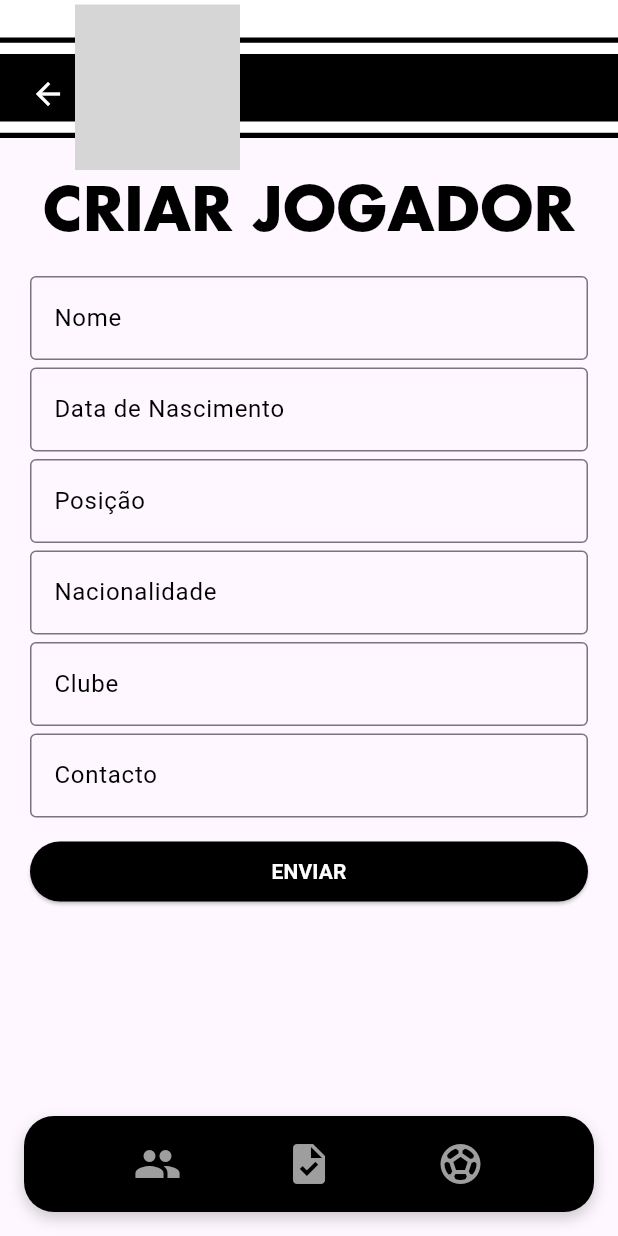
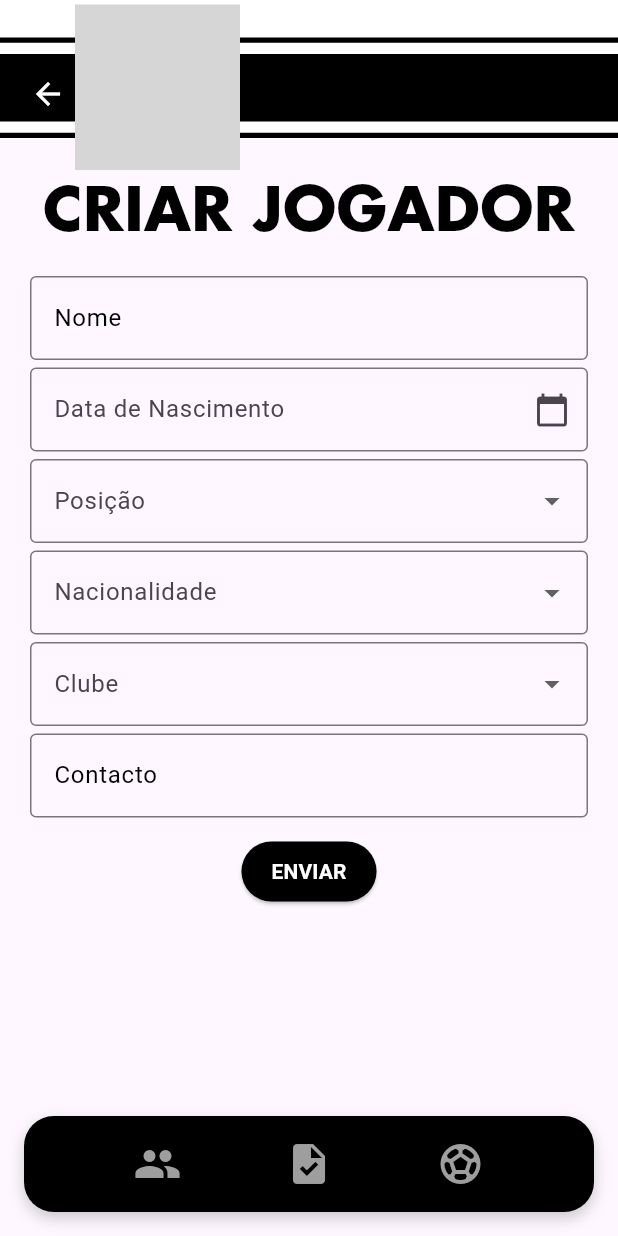
Before and after one commit to WeakyStar0/Grupo-10-Biriatos-App, a Flutter app: the CriarJogadorPage screen opened directly, on a phone screen of 412 x 824 dp. Run offline on Flutter 3.47's test engine with Material 3 defaults, Android fonts, the phone set to English and light mode, and no system bars; our stand-ins replace flutter_svg; grey boxes are pictures that could not be loaded.

Commit message:
mudanças

```diff
--- a/appviriatos/lib/criarjogador.dart
+++ b/appviriatos/lib/criarjogador.dart
@@ -1,6 +1,7 @@
 import 'package:flutter/material.dart';
+import 'package:intl/intl.dart'; // Importação do pacote intl para lidar com datas
 import 'navbutton.dart';
-import 'header.dart'; // NAO SE ESQUECAM DE IMPORTAR O HEADER EM TODO O LADO QUE TEM HEADER OKAY??? @Reueben@x1cuu
+import 'header.dart';
 
 void main() {
   runApp(const CriarJogador());
@@ -13,7 +14,7 @@ class CriarJogador extends StatelessWidget {
   Widget build(BuildContext context) {
     return MaterialApp(
       debugShowCheckedModeBanner: false,
-      home: CriarJogadorPage(), // Define a página inicial
+      home: CriarJogadorPage(),
     );
   }
 }
@@ -22,17 +23,29 @@ class CriarJogadorPage extends StatelessWidget {
   CriarJogadorPage({Key? key}) : super(key: key);
 
   final _formKey = GlobalKey<FormState>();
+  final TextEditingController _nomeController = TextEditingController();
+  final TextEditingController _dataController = TextEditingController();
+  final TextEditingController _contactoController = TextEditingController();
 
-  @override //HEADER ACHO EU -MARK
+  final List<String> _posicoes = ['Guarda-redes', 'Defesa', 'Médio', 'Avançado'];
+  final List<String> _paises = ['Portugal', 'Brasil', 'Espanha', 'França', 'Alemanha'];
+  final List<String> _clubes = ['Clube A', 'Clube B', 'Clube C'];
+
+  String? _posicaoSelecionada;
+  String? _paisSelecionado;
+  String? _clubeSelecionado;
+
+  @override
   Widget build(BuildContext context) {
     return Scaffold(
       appBar: CustomHeader(
         onBack: () {
-          Navigator.pop(context); // Voltar à página anterior
+          Navigator.pop(context);
         },
       ),
       body: Padding(
         padding: const EdgeInsets.all(20.0),
+        child: SingleChildScrollView(
           child: Column(
             crossAxisAlignment: CrossAxisAlignment.stretch,
             children: [
@@ -40,41 +53,58 @@ class CriarJogadorPage extends StatelessWidget {
                 'CRIAR JOGADOR',
                 textAlign: TextAlign.center,
                 style: TextStyle(
-                  fontFamily: 'FuturaStd', // Nome da família definida no pubspec.yaml
+                  fontFamily: 'FuturaStd',
                   color: const Color.fromARGB(255, 0, 0, 0),
                   fontSize: 40,
                   fontWeight: FontWeight.bold,
                 ),
               ),
               SizedBox(height: 15),
-            // Formulário
               Form(
                 key: _formKey,
                 child: Column(
-                crossAxisAlignment: CrossAxisAlignment.stretch,
                   children: [
-                  _buildTextField('Nome', ''),
+                    _buildTextField('Nome', '', _nomeController),
                     const SizedBox(height: 5),
-                  _buildTextField('Data de Nascimento', ''),
+                    _buildDateField('Data de Nascimento', _dataController, context),
                     const SizedBox(height: 5),
-                  _buildTextField('Posição', ''),
+                    _buildDropdownField('Posição', _posicoes, _posicaoSelecionada, (String? novoValor) {
+                      _posicaoSelecionada = novoValor;
+                    }),
                     const SizedBox(height: 5),
-                  _buildTextField('Nacionalidade', ''),
+                    _buildDropdownField('Nacionalidade', _paises, _paisSelecionado, (String? novoValor) {
+                      _paisSelecionado = novoValor;
+                    }),
                     const SizedBox(height: 5),
-                  _buildTextField('Clube', ''),
+                    _buildDropdownField('Clube', _clubes, _clubeSelecionado, (String? novoValor) {
+                      _clubeSelecionado = novoValor;
+                    }),
                     const SizedBox(height: 5),
-                  _buildTextField('Contacto', ''),
+                    _buildTextField('Contacto', '', _contactoController),
                     const SizedBox(height: 12),
                     ElevatedButton(
                       onPressed: () {
                         if (_formKey.currentState!.validate()) {
-                        // Processa os dados
-                        print('Dados validados!');
+                          // Captura e imprime os dados
+                          final nome = _nomeController.text;
+                          final dataNascimento = _dataController.text;
+                          final posicao = _posicaoSelecionada;
+                          final nacionalidade = _paisSelecionado;
+                          final clube = _clubeSelecionado;
+                          final contacto = _contactoController.text;
+
+                          print('--- Dados do Jogador ---');
+                          print('Nome: $nome');
+                          print('Data de Nascimento: $dataNascimento');
+                          print('Posição: $posicao');
+                          print('Nacionalidade: $nacionalidade');
+                          print('Clube: $clube');
+                          print('Contacto: $contacto');
                         }
                       },
                       style: ElevatedButton.styleFrom(
                         backgroundColor: Colors.black,
-                      padding: const EdgeInsets.symmetric(vertical: 8),
+                        padding: const EdgeInsets.symmetric(vertical: 8, horizontal: 20),
                       ),
                       child: const Text(
                         'ENVIAR',
@@ -84,12 +114,11 @@ class CriarJogadorPage extends StatelessWidget {
                   ],
                 ),
               ),
+              const SizedBox(height: 80), // Espaço adicional para evitar sobreposição
             ],
           ),
         ),
-
-      //navbutton_inicio
-
+      ),
       floatingActionButton: CustomFloatingButton(
         currentIndex: _currentIndex,
         onTap: (index) => navigateToPage(context, index),
@@ -98,13 +127,11 @@ class CriarJogadorPage extends StatelessWidget {
     );
   }
 
+  int _currentIndex = 4;
 
-      int _currentIndex = 4; // Índice atual da página (Tarefas = 2)
-
-      //navbutton_fim
-
-  Widget _buildTextField(String label, String hint) {
+  Widget _buildTextField(String label, String hint, TextEditingController controller) {
     return TextFormField(
+      controller: controller,
       decoration: InputDecoration(
         labelText: label,
         hintText: hint,
@@ -119,4 +146,56 @@ class CriarJogadorPage extends StatelessWidget {
       },
     );
   }
+
+  Widget _buildDateField(String label, TextEditingController controller, BuildContext context) {
+    return TextFormField(
+      controller: controller,
+      decoration: InputDecoration(
+        labelText: label,
+        border: const OutlineInputBorder(),
+        suffixIcon: Icon(Icons.calendar_today),
+      ),
+      readOnly: true,
+      onTap: () async {
+        DateTime? pickedDate = await showDatePicker(
+          context: context,
+          initialDate: DateTime.now(),
+          firstDate: DateTime(1900),
+          lastDate: DateTime.now(),
+        );
+        if (pickedDate != null) {
+          controller.text = DateFormat('dd/MM/yyyy').format(pickedDate);
         }
+      },
+      validator: (value) {
+        if (value == null || value.isEmpty) {
+          return 'Por favor, selecione uma data.';
+        }
+        return null;
+      },
+    );
+  }
+
+  Widget _buildDropdownField(String label, List<String> items, String? selectedValue, ValueChanged<String?> onChanged) {
+    return DropdownButtonFormField<String>(
+      decoration: InputDecoration(
+        labelText: label,
+        border: const OutlineInputBorder(),
+      ),
+      value: selectedValue,
+      items: items.map((String value) {
+        return DropdownMenuItem<String>(
+          value: value,
+          child: Text(value),
+        );
+      }).toList(),
+      onChanged: onChanged,
+      validator: (value) {
+        if (value == null || value.isEmpty) {
+          return 'Por favor, selecione uma opção.';
+        }
+        return null;
+      },
+    );
+  }
+}
--- a/appviriatos/pubspec.yaml
+++ b/appviriatos/pubspec.yaml
@@ -33,6 +33,7 @@ dependencies:
   flutter:
     sdk: flutter
   flutter_svg: ^2.0.7 # Verifique a versão mais recente
+  intl: ^0.17.0
 
 
   # The following adds the Cupertino Icons font to your application.
```
Also changed, not shown: appviriatos/lib/jogador.dart (+6 -6 lines), appviriatos/pubspec.lock. Lines whose indentation alone changed are shown as unchanged.
